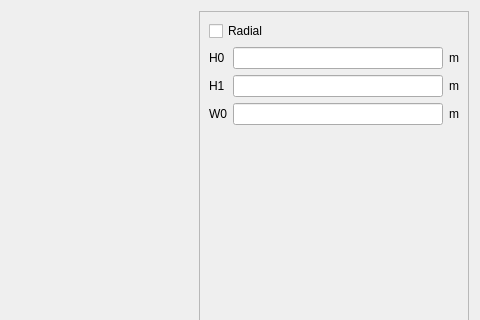
Above: pyleecan/GUI/Dialog/DMachineSetup/SMHoleMag/PHoleM62/PHoleM62.ui from Eomys/pyleecan before the change; both pictures show x 684 to 1164 and y 0 to 320 of the 1164 by 578 pixel window. Below: the same form after it.
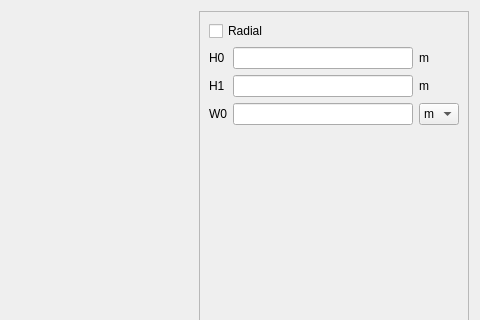
That is the form after the change. Icons and pictures are not drawn. Custom widgets are drawn as their Qt base class.

Commit message: [WP] adding GUI to HoleM62

What changed in the file:
```diff
--- a/pyleecan/GUI/Dialog/DMachineSetup/SMHoleMag/PHoleM62/PHoleM62.ui
+++ b/pyleecan/GUI/Dialog/DMachineSetup/SMHoleMag/PHoleM62/PHoleM62.ui
@@ -100,20 +100,6 @@
        </item>
        <item>
         <layout class="QGridLayout" name="gridLayout">
-         <item row="1" column="2">
-          <widget class="QLabel" name="unit_H1">
-           <property name="text">
-            <string>m</string>
-           </property>
-          </widget>
-         </item>
-         <item row="0" column="2">
-          <widget class="QLabel" name="unit_H0">
-           <property name="text">
-            <string>m</string>
-           </property>
-          </widget>
-         </item>
          <item row="2" column="1">
           <widget class="FloatEdit" name="lf_W0"/>
          </item>
@@ -124,26 +110,16 @@
            </property>
           </widget>
          </item>
-         <item row="1" column="1">
-          <widget class="FloatEdit" name="lf_H1"/>
+         <item row="1" column="3">
+          <widget class="QLabel" name="unit_H1">
+           <property name="text">
+            <string>m</string>
+           </property>
+          </widget>
          </item>
          <item row="0" column="1">
           <widget class="FloatEdit" name="lf_H0"/>
          </item>
-         <item row="2" column="0">
-          <widget class="QLabel" name="in_W0">
-           <property name="text">
-            <string>W0</string>
-           </property>
-          </widget>
-         </item>
-         <item row="2" column="2">
-          <widget class="QLabel" name="unit_W0">
-           <property name="text">
-            <string>m</string>
-           </property>
-          </widget>
-         </item>
          <item row="1" column="0">
           <widget class="QLabel" name="in_H1">
            <property name="text">
@@ -151,6 +127,32 @@
            </property>
           </widget>
          </item>
+         <item row="2" column="0">
+          <widget class="QLabel" name="in_W0">
+           <property name="text">
+            <string>W0</string>
+           </property>
+          </widget>
+         </item>
+         <item row="0" column="3">
+          <widget class="QLabel" name="unit_H0">
+           <property name="text">
+            <string>m</string>
+           </property>
+          </widget>
+         </item>
+         <item row="1" column="1">
+          <widget class="FloatEdit" name="lf_H1"/>
+         </item>
+         <item row="2" column="3">
+          <widget class="QComboBox" name="c_W0_unit">
+           <item>
+            <property name="text">
+             <string>m</string>
+            </property>
+           </item>
+          </widget>
+         </item>
         </layout>
        </item>
        <item>
```
Left out of the diff: 8 changed lines with no effect on the pictures. The commit also changes 25 other files.
